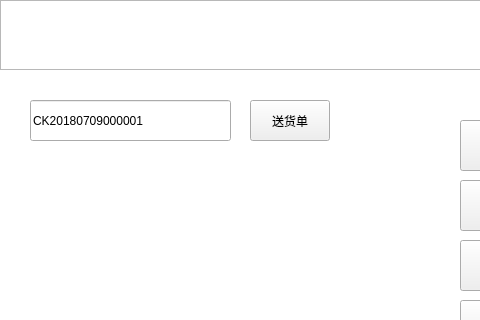
Above: SmartCabinet/Device/devicesimulate.ui from birdman1992/SmartCabinet before the change; both pictures show x 0 to 480 and y 0 to 320 of the 640 by 480 pixel window. Below: the same form after it.
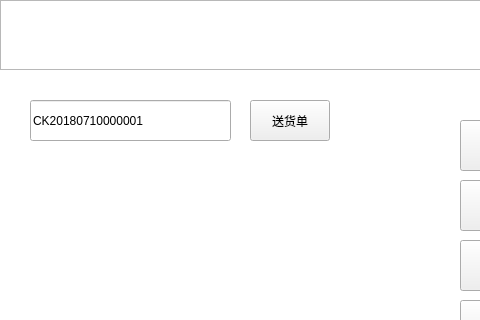
That is the form after the change.

What changed in the file:
```diff
--- a/SmartCabinet/Device/devicesimulate.ui
+++ b/SmartCabinet/Device/devicesimulate.ui
@@ -239,7 +239,7 @@
         </rect>
        </property>
        <property name="text">
-        <string>CK20180709000001</string>
+        <string>CK20180710000001</string>
        </property>
       </widget>
       <widget class="QPushButton" name="listcode">
```
